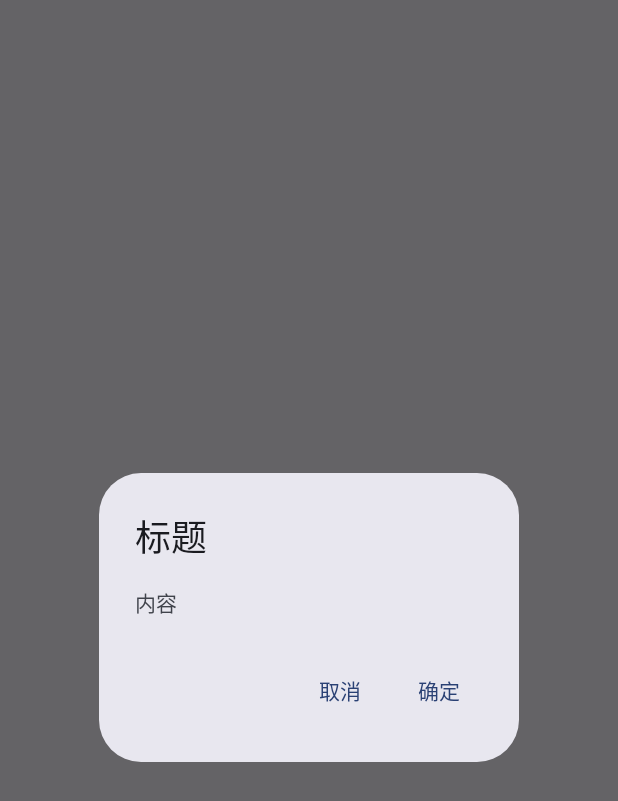
After one commit to VickKuang/ComposeStudyDemo, an Android app built with Jetpack Compose: the DialogActivity screen opened directly, with no data from a screen before it, on a phone screen of 412 x 824 dp. The commit adds this screen. Shown: the top 801 px of the screen. Run offline under Robolectric (Android 15) with nearby library versions, the phone set to English and light mode, and no system bars.

Commit message:
feat(my demo in my book)

```diff
--- a/app/build.gradle
+++ b/app/build.gradle
@@ -56,11 +56,15 @@ dependencies {
     implementation 'androidx.compose.ui:ui-graphics'
     implementation 'androidx.compose.ui:ui-tooling-preview'
     implementation 'androidx.compose.material3:material3'
+    implementation platform('androidx.compose:compose-bom:2022.10.00')
+    implementation platform('androidx.compose:compose-bom:2022.10.00')
     testImplementation 'junit:junit:4.13.2'
     androidTestImplementation 'androidx.test.ext:junit:1.1.5'
     androidTestImplementation 'androidx.test.espresso:espresso-core:3.5.1'
     androidTestImplementation platform('androidx.compose:compose-bom:2022.10.00')
     androidTestImplementation 'androidx.compose.ui:ui-test-junit4'
+    androidTestImplementation platform('androidx.compose:compose-bom:2022.10.00')
+    androidTestImplementation platform('androidx.compose:compose-bom:2022.10.00')
     debugImplementation 'androidx.compose.ui:ui-tooling'
     debugImplementation 'androidx.compose.ui:ui-test-manifest'
 }
--- /dev/null
+++ b/app/src/main/java/cn/kwq/composestudyapplication/DialogActivity.kt
@@ -0,0 +1,68 @@
+package cn.kwq.composestudyapplication
+
+import androidx.compose.runtime.*
+import android.os.Bundle
+import androidx.activity.ComponentActivity
+import androidx.activity.compose.setContent
+import androidx.compose.foundation.layout.fillMaxSize
+import androidx.compose.material3.AlertDialog
+
+import androidx.compose.material3.MaterialTheme
+import androidx.compose.material3.Surface
+import androidx.compose.material3.Text
+import androidx.compose.material3.TextButton
+import androidx.compose.runtime.Composable
+import androidx.compose.runtime.mutableStateOf
+import androidx.compose.runtime.remember
+import androidx.compose.ui.Modifier
+import androidx.compose.ui.tooling.preview.Preview
+import androidx.compose.ui.window.Dialog
+import cn.kwq.composestudyapplication.ui.theme.ComposeStudyApplicationTheme
+
+class DialogActivity : ComponentActivity() {
+    override fun onCreate(savedInstanceState: Bundle?) {
+        super.onCreate(savedInstanceState)
+        setContent {
+            ComposeStudyApplicationTheme {
+                // A surface container using the 'background' color from the theme
+                Surface(
+                    modifier = Modifier.fillMaxSize(),
+                    color = MaterialTheme.colorScheme.background
+                ) {
+                    Greeting6("Android")
+                }
+            }
+        }
+    }
+}
+
+@Composable
+fun Greeting6(name: String, modifier: Modifier = Modifier) {
+    var isShow by remember { mutableStateOf(true) }
+    if (isShow){
+    AlertDialog(onDismissRequest = { isShow = false },
+        title = { Text(text = "标题") },
+        text = { Text(text = "内容") },
+        confirmButton = {
+           TextButton(onClick = { isShow=false }) {
+                Text(text = "确定")
+           }
+        },
+        dismissButton = {
+            TextButton(onClick = { isShow=false }) {
+                Text(text = "取消")
+            }
+        })
+
+    }
+}
+
+
+
+@Preview(showBackground = true, name = "DialogActivity")
+@Composable
+fun GreetingPreview2() {
+    ComposeStudyApplicationTheme {
+        Greeting6("Android")
+    }
+}
--- a/app/src/main/res/values/strings.xml
+++ b/app/src/main/res/values/strings.xml
@@ -1,5 +1,3 @@
 <resources>
     <string name="app_name">ComposeStudyApplication</string>
-    <string name="title_activity_slider">SliderActivity</string>
-    <string name="title_activity_textfiled">TextfiledActivity</string>
 </resources>
```
Also changed, not shown: app/src/main/AndroidManifest.xml (+15 -4 lines), app/src/main/java/cn/kwq/composestudyapplication/ButtonActivity.kt (added, +68 -0 lines), app/src/main/java/cn/kwq/composestudyapplication/MainActivity.kt (+64 -6 lines).
